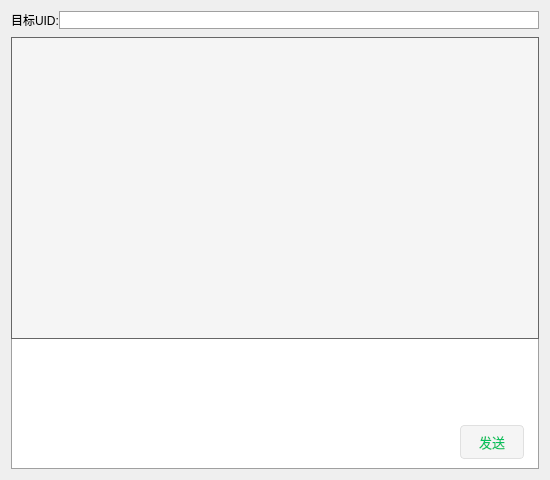
First picture: the form in client/QmsrChat/ui/chatdialog.ui, repository msrnnnnn/msrChat, before the edit.
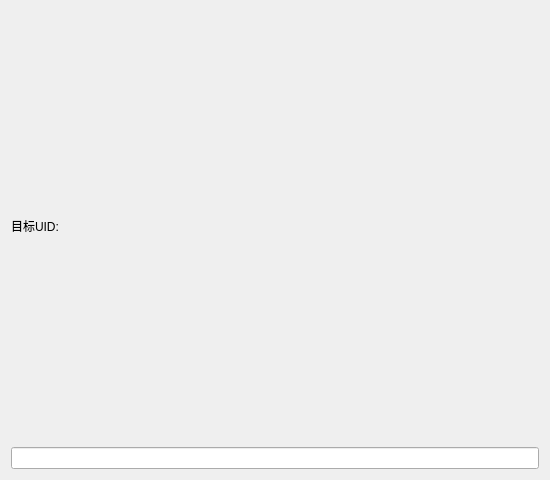
Second picture: the form after the edit.

Commit message:
fix: 简化 chatdialog.ui 删除多余的旧控件
- 删除 chat_list_view、chat_edit、pushButton 等不再需要的控件
- 修复左上角按钮覆盖标签的问题

Diff of the .ui file:
```diff
--- a/client/QmsrChat/ui/chatdialog.ui
+++ b/client/QmsrChat/ui/chatdialog.ui
@@ -13,122 +13,16 @@
   <property name="windowTitle">
    <string>聊天窗口</string>
   </property>
-  <property name="styleSheet">
-   <string notr="true">
-/* 全局字体 */
-* {
-    font-family: &quot;Microsoft YaHei&quot;, &quot;PingFang SC&quot;, sans-serif;
-}
-
-#dest_uid_edit{
-	border-top: none; 
-	border: 1px solid #A0A0A0;
-}
-
-/* 聊天显示区域：使用 QListView + MVC 架构 */
-#chat_list_view {
-    background-color: #F5F5F5;
-    border: 1px solid #666666;
-    font-size: 14px;
-}
-
-#chat_list_view::item {
-    border: none;
-    padding: 0px;
-    margin: 0px;
-}
-
-#chat_list_view::item:selected {
-    background-color: transparent;
-}
-
-/* 底部输入框：去掉顶部的边框，让它和显示框无缝拼合 */
-#chat_edit {
-    background-color: #FFFFFF;
-    border: 1px solid #A0A0A0;
-    border-top: none; 
-    font-size: 14px;
-    /* 上10、右100(给按钮留空间)、下10、左10 */
-    padding: 10px 100px 10px 10px; 
-}
-
-/* 发送按钮：微信绿，悬浮效果 */
-#pushButton {
-    background-color: #F5F5F5;
-    color: #07C160;
-    border: 1px solid #E0E0E0;
-    border-radius: 4px;
-    padding: 6px 18px;
-    font-size: 13px;
-    /* 控制按钮在悬浮位置的偏移量 */
-    margin-right: 15px; 
-    margin-bottom: 10px; 
-}
-#pushButton:hover {
-    background-color: #EBEBEB;
-}
-#pushButton:pressed {
-    background-color: #DFDFDF;
-}
-   </string>
-  </property>
   <layout class="QVBoxLayout" name="verticalLayout">
-   <property name="spacing">
-    <number>0</number>
-   </property>
    <item>
-    <layout class="QHBoxLayout" name="horizontalLayout_2">
-     <property name="bottomMargin">
-      <number>8</number>
-     </property>
-     <item>
-      <widget class="QLabel" name="label">
-       <property name="text">
-        <string>目标UID:</string>
-       </property>
-      </widget>
-     </item>
-     <item>
-      <widget class="QLineEdit" name="dest_uid_edit"/>
-     </item>
-    </layout>
-   </item>
-   <item>
-    <widget class="QListView" name="chat_list_view">
-     <property name="verticalScrollMode">
-      <enum>QAbstractItemView::ScrollPerPixel</enum>
-     </property>
-     <property name="horizontalScrollBarPolicy">
-      <enum>Qt::ScrollBarAlwaysOff</enum>
-     </property>
-     <property name="alternatingRowColors">
-      <bool>false</bool>
+    <widget class="QLabel" name="label">
+     <property name="text">
+      <string>目标UID:</string>
      </property>
     </widget>
    </item>
    <item>
-    <layout class="QGridLayout" name="gridLayout">
-     <item row="0" column="0">
-      <widget class="QPlainTextEdit" name="chat_edit">
-       <property name="maximumSize">
-        <size>
-         <width>16777215</width>
-         <height>130</height>
-        </size>
-       </property>
-      </widget>
-     </item>
-     <item row="0" column="0" alignment="Qt::AlignmentFlag::AlignRight|Qt::AlignmentFlag::AlignBottom">
-      <widget class="QPushButton" name="pushButton">
-       <property name="cursor">
-        <cursorShape>PointingHandCursor</cursorShape>
-       </property>
-       <property name="text">
-        <string>发送</string>
-       </property>
-      </widget>
-     </item>
-    </layout>
+    <widget class="QLineEdit" name="dest_uid_edit"/>
    </item>
   </layout>
  </widget>
```
The commit also changes 1 other file.
